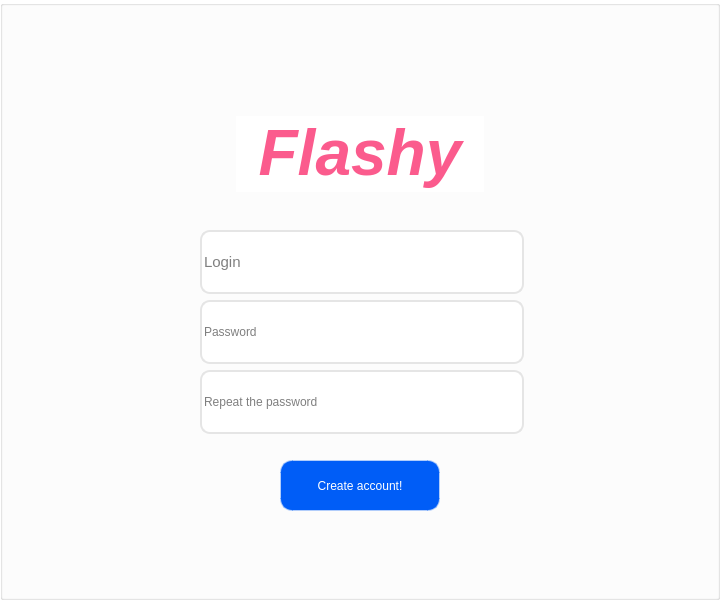
Above: Zakhar/Client/src_qt/regpage/regpage.ui from VladislavKirpichov/Flashy before the change. Below: the same form after it.
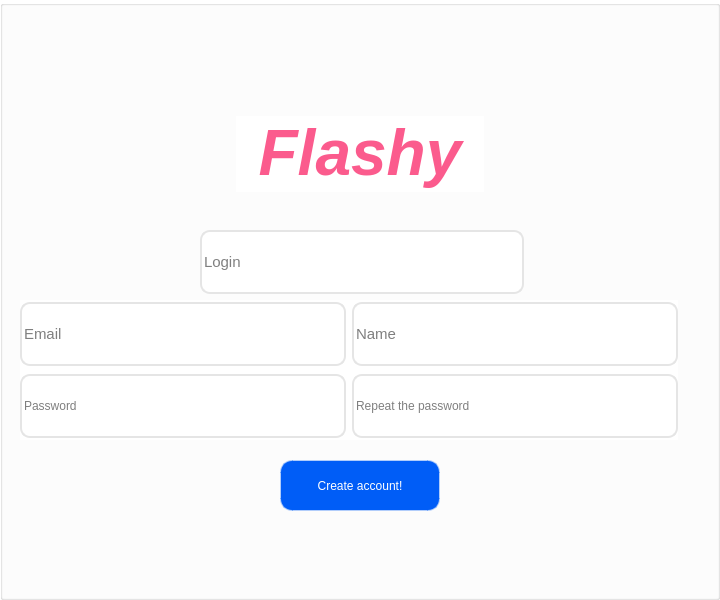
That is the form after the change.

The edit to the form file:
```diff
--- a/Zakhar/Client/src_qt/regpage/regpage.ui
+++ b/Zakhar/Client/src_qt/regpage/regpage.ui
@@ -101,66 +101,6 @@
      <string>Login</string>
     </property>
    </widget>
-   <widget class="QLineEdit" name="pass">
-    <property name="enabled">
-     <bool>true</bool>
-    </property>
-    <property name="geometry">
-     <rect>
-      <x>200</x>
-      <y>300</y>
-      <width>324</width>
-      <height>64</height>
-     </rect>
-    </property>
-    <property name="styleSheet">
-     <string notr="true">position: absolute;
-width: 320px;
-height: 60px;
-left: 200px;
-top: 230px;
-
-background: #FFFFFF;
-border: 2px solid #E5E5E5;
-border-radius: 10px;</string>
-    </property>
-    <property name="inputMask">
-     <string/>
-    </property>
-    <property name="placeholderText">
-     <string>Password</string>
-    </property>
-   </widget>
-   <widget class="QLineEdit" name="pass_2">
-    <property name="enabled">
-     <bool>true</bool>
-    </property>
-    <property name="geometry">
-     <rect>
-      <x>200</x>
-      <y>370</y>
-      <width>324</width>
-      <height>64</height>
-     </rect>
-    </property>
-    <property name="styleSheet">
-     <string notr="true">position: absolute;
-width: 320px;
-height: 60px;
-left: 200px;
-top: 230px;
-
-background: #FFFFFF;
-border: 2px solid #E5E5E5;
-border-radius: 10px;</string>
-    </property>
-    <property name="inputMask">
-     <string/>
-    </property>
-    <property name="placeholderText">
-     <string>Repeat the password</string>
-    </property>
-   </widget>
    <widget class="QPushButton" name="create_acc_button">
     <property name="geometry">
      <rect>
@@ -180,6 +120,136 @@
      <string>Create account!</string>
     </property>
    </widget>
+   <widget class="QWidget" name="layoutWidget">
+    <property name="geometry">
+     <rect>
+      <x>20</x>
+      <y>300</y>
+      <width>658</width>
+      <height>140</height>
+     </rect>
+    </property>
+    <layout class="QVBoxLayout" name="verticalLayout">
+     <item>
+      <layout class="QHBoxLayout" name="horizontalLayout_2">
+       <item>
+        <widget class="QLineEdit" name="email">
+         <property name="font">
+          <font>
+           <pointsize>11</pointsize>
+           <weight>50</weight>
+           <bold>false</bold>
+          </font>
+         </property>
+         <property name="styleSheet">
+          <string notr="true">position: absolute;
+width: 320px;
+height: 60px;
+left: 200px;
+top: 230px;
+
+background: #FFFFFF;
+border: 2px solid #E5E5E5;
+border-radius: 10px;</string>
+         </property>
+         <property name="text">
+          <string/>
+         </property>
+         <property name="placeholderText">
+          <string>Email</string>
+         </property>
+        </widget>
+       </item>
+       <item>
+        <widget class="QLineEdit" name="name">
+         <property name="font">
+          <font>
+           <pointsize>11</pointsize>
+           <weight>50</weight>
+           <bold>false</bold>
+          </font>
+         </property>
+         <property name="styleSheet">
+          <string notr="true">position: absolute;
+width: 320px;
+height: 60px;
+left: 200px;
+top: 230px;
+
+background: #FFFFFF;
+border: 2px solid #E5E5E5;
+border-radius: 10px;</string>
+         </property>
+         <property name="text">
+          <string/>
+         </property>
+         <property name="placeholderText">
+          <string>Name</string>
+         </property>
+        </widget>
+       </item>
+      </layout>
+     </item>
+     <item>
+      <layout class="QHBoxLayout" name="horizontalLayout">
+       <item>
+        <widget class="QLineEdit" name="pass">
+         <property name="enabled">
+          <bool>true</bool>
+         </property>
+         <property name="styleSheet">
+          <string notr="true">position: absolute;
+width: 320px;
+height: 60px;
+left: 200px;
+top: 230px;
+
+background: #FFFFFF;
+border: 2px solid #E5E5E5;
+border-radius: 10px;</string>
+         </property>
+         <property name="inputMask">
+          <string/>
+         </property>
+         <property name="echoMode">
+          <enum>QLineEdit::Password</enum>
+         </property>
+         <property name="placeholderText">
+          <string>Password</string>
+         </property>
+        </widget>
+       </item>
+       <item>
+        <widget class="QLineEdit" name="repeat_pass">
+         <property name="enabled">
+          <bool>true</bool>
+         </property>
+         <property name="styleSheet">
+          <string notr="true">position: absolute;
+width: 320px;
+height: 60px;
+left: 200px;
+top: 230px;
+
+background: #FFFFFF;
+border: 2px solid #E5E5E5;
+border-radius: 10px;</string>
+         </property>
+         <property name="inputMask">
+          <string/>
+         </property>
+         <property name="echoMode">
+          <enum>QLineEdit::Password</enum>
+         </property>
+         <property name="placeholderText">
+          <string>Repeat the password</string>
+         </property>
+        </widget>
+       </item>
+      </layout>
+     </item>
+    </layout>
+   </widget>
   </widget>
  </widget>
  <resources/>
```
